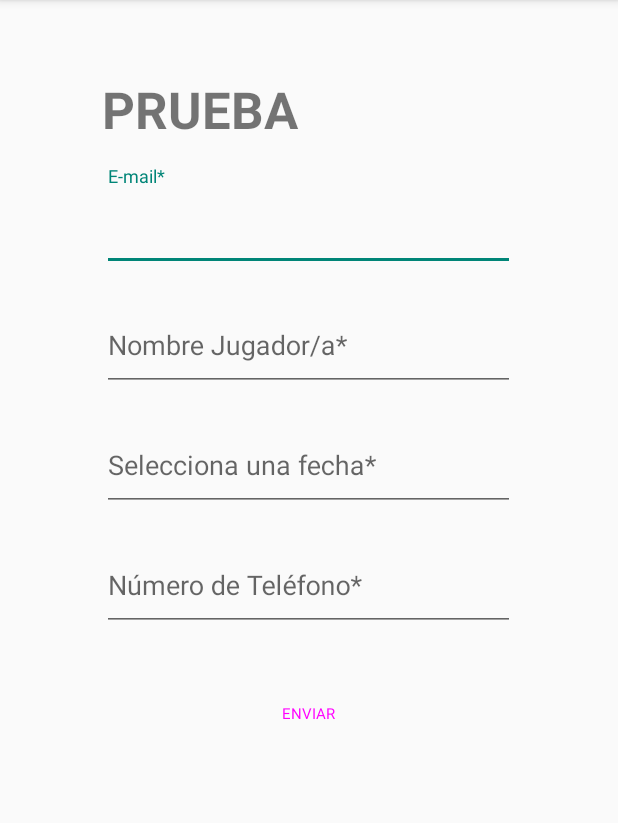
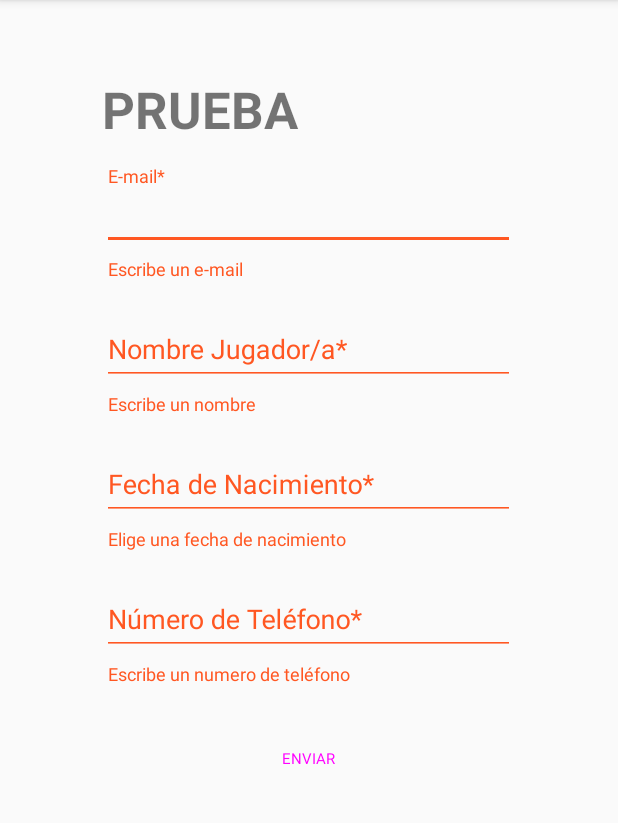
Before and after one commit to Ainhoa99/Proyecto-Final-DAM, an Android app: the PruebaFragment screen opened through its navigation route, after a tap on an icon or button, on a phone screen of 412 x 824 dp, the part 84-907 px from its top. Run offline under Robolectric (Android 15) with nearby library versions, the phone set to English and light mode, and no system bars; our stand-ins replace navigation-ui; 1 other tap on this screen came first.

Commit message:
diseño y control de vacios
Contacto y Prueba

```diff
--- a/app/src/main/java/com/txurdinaga/proyectofinaldam/ui/PruebaFragment.kt
+++ b/app/src/main/java/com/txurdinaga/proyectofinaldam/ui/PruebaFragment.kt
@@ -1,6 +1,7 @@
 package com.txurdinaga.proyectofinaldam.ui
 
 import android.app.DatePickerDialog
+import android.content.Intent
 import android.os.Bundle
 import androidx.fragment.app.Fragment
 import android.view.LayoutInflater
@@ -8,6 +9,7 @@ import android.view.View
 import android.view.ViewGroup
 import android.widget.Button
 import android.widget.TextView
+import android.widget.Toast
 import com.txurdinaga.proyectofinaldam.R
 import com.txurdinaga.proyectofinaldam.databinding.FragmentCalendarioBinding
 import com.txurdinaga.proyectofinaldam.databinding.FragmentPruebaBinding
@@ -21,6 +23,7 @@ class PruebaFragment : Fragment() {
     private lateinit var textViewDate: TextView
     private lateinit var buttonDatePicker: Button
     private val calendar: Calendar = Calendar.getInstance()
+    private var allFieldsFilled : Boolean = false
     override fun onCreateView(
         inflater: LayoutInflater, container: ViewGroup?,
         savedInstanceState: Bundle?
@@ -32,6 +35,43 @@ class PruebaFragment : Fragment() {
         textViewDate.setOnClickListener {
             showDatePicker()
         }
+
+        var boton = binding.buttonEnviar
+
+        boton.setOnClickListener {
+
+            allFieldsFilled = true
+
+            if (binding.tlfn.text.toString().trim().isEmpty()) {
+                binding.tlfnLayout.error = "Escribe un numero de teléfono"
+                binding.tlfnLayout.requestFocus()
+                allFieldsFilled = false
+            }
+
+            if (binding.nombre.text.toString().trim().isEmpty()) {
+                binding.nombreLayout.error = "Escribe un nombre"
+                binding.nombreLayout.requestFocus()
+                allFieldsFilled = false
+            }
+
+            if (binding.textInputEditTextDate.text.toString().trim().isEmpty()) {
+                binding.textInputLayoutDate.error = "Elige una fecha de nacimiento"
+                binding.textInputLayoutDate.requestFocus()
+                allFieldsFilled = false
+            }
+
+            if (binding.email.text.toString().trim().isEmpty()) {
+                binding.emailLayout.error = "Escribe un e-mail"
+                binding.emailLayout.requestFocus()
+                allFieldsFilled = false
+            }
+
+            if(allFieldsFilled === true){
+                //sendEmail()
+            }
+
+        }
+
         return binding.root
     }
 
@@ -47,5 +87,37 @@ class PruebaFragment : Fragment() {
             }, year, month, dayOfMonth)
 
         datePickerDialog.show()
+
     }
+
+    /*private fun sendEmail() {
+        val nombre = binding.nombre.text.toString().trim()
+        val fecha = binding.textInputEditTextDate.text.toString().trim()
+        val tlfn = binding.tlfn.text.toString().trim()
+        val correo = "2grupotxurdinaga@gmail.com"
+        val asunto = "UN JUGADOR/A QUIERE REALIZAR UNA PRUEBA"
+        val mensaje = "Nombre:  $nombre \n" +
+                      "Fecha de Nacimiento:  $fecha \n" +
+                      "Número de Teléfono:  $tlfn \n"
+
+        val senderEmail = binding.email.text.toString().trim()
+
+        val intent = Intent(Intent.ACTION_SEND)
+        intent.putExtra(Intent.EXTRA_EMAIL, arrayOf(correo))
+        intent.putExtra(Intent.EXTRA_SUBJECT, asunto)
+        intent.putExtra(Intent.EXTRA_TEXT, mensaje)
+        intent.putExtra(Intent.EXTRA_EMAIL, arrayOf(senderEmail))
+
+        intent.type = "message/rfc822"
+
+        try {
+            startActivity(Intent.createChooser(intent, "Selecciona una aplicación de correo"))
+        } catch (ex: android.content.ActivityNotFoundException) {
+            // Maneja la excepción si no hay aplicaciones de correo electrónico disponibles
+            Toast.makeText(requireContext(), "No se encontró ninguna aplicación de correo electrónico instalada.", Toast.LENGTH_SHORT).show()
+        } catch (ex: Exception) {
+            // Maneja otras excepciones que puedan ocurrir
+            Toast.makeText(requireContext(), "Error al enviar el correo electrónico.", Toast.LENGTH_SHORT).show()
+        }
+    }*/
 }
--- a/app/src/main/res/layout/fragment_prueba.xml
+++ b/app/src/main/res/layout/fragment_prueba.xml
@@ -25,15 +25,14 @@
         <com.google.android.material.textfield.TextInputLayout
             android:id="@+id/emailLayout"
             android:layout_width="275dp"
-            android:layout_height="70dp"
+            android:layout_height="90dp"
             android:hint="E-mail*"
-            app:errorEnabled="true"
-            android:layout_marginBottom="10dp">
+            app:errorEnabled="true">
 
             <com.google.android.material.textfield.TextInputEditText
                 android:id="@+id/email"
                 android:layout_width="match_parent"
-                android:layout_height="match_parent"
+                android:layout_height="wrap_content"
                 android:inputType="textEmailAddress" />
 
         </com.google.android.material.textfield.TextInputLayout>
@@ -41,15 +40,14 @@
         <com.google.android.material.textfield.TextInputLayout
             android:id="@+id/nombreLayout"
             android:layout_width="275dp"
-            android:layout_height="70dp"
+            android:layout_height="90dp"
             android:hint="Nombre Jugador/a*"
-            app:errorEnabled="true"
-            android:layout_marginBottom="10dp">
+            app:errorEnabled="true">
 
             <com.google.android.material.textfield.TextInputEditText
                 android:id="@+id/nombre"
                 android:layout_width="match_parent"
-                android:layout_height="match_parent"
+                android:layout_height="wrap_content"
                 android:inputType="text" />
 
         </com.google.android.material.textfield.TextInputLayout>
@@ -58,14 +56,13 @@
         <com.google.android.material.textfield.TextInputLayout
             android:id="@+id/textInputLayoutDate"
             android:layout_width="275dp"
-            android:layout_height="70dp"
-            android:hint="Selecciona una fecha*"
-            android:layout_marginBottom="10dp">
+            android:layout_height="90dp"
+            android:hint="Fecha de Nacimiento*">
 
             <com.google.android.material.textfield.TextInputEditText
                 android:id="@+id/textInputEditTextDate"
                 android:layout_width="match_parent"
-                android:layout_height="match_parent"
+                android:layout_height="wrap_content"
                 android:focusable="false"
                 android:inputType="none"/>
 
@@ -76,14 +73,14 @@
         <com.google.android.material.textfield.TextInputLayout
             android:id="@+id/tlfnLayout"
             android:layout_width="275dp"
-            android:layout_height="70dp"
+            android:layout_height="90dp"
             android:hint="Número de Teléfono*"
             app:errorEnabled="true">
 
             <com.google.android.material.textfield.TextInputEditText
                 android:id="@+id/tlfn"
                 android:layout_width="match_parent"
-                android:layout_height="match_parent"
+                android:layout_height="wrap_content"
                 android:inputType="number" />
 
         </com.google.android.material.textfield.TextInputLayout>
@@ -93,8 +90,7 @@
             style="@style/Widget.Material3.Button.ElevatedButton"
             android:layout_width="275dp"
             android:layout_height="70dp"
-            android:text="ENVIAR"
-            android:layout_marginTop="20dp"/>
+            android:text="ENVIAR" />
 
 
     </LinearLayout>
```
Also changed, not shown: app/src/main/java/com/txurdinaga/proyectofinaldam/ui/ContactoFragment.kt (+57 -0 lines), app/src/main/res/layout/fragment_contacto.xml (+9 -12 lines).
